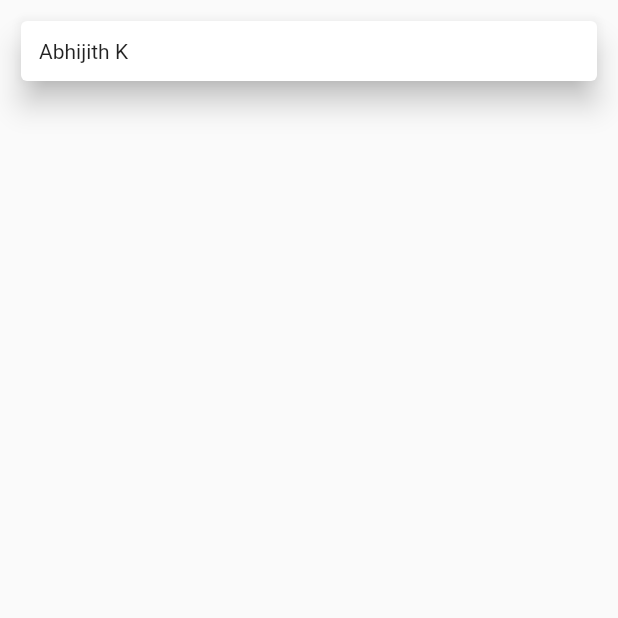
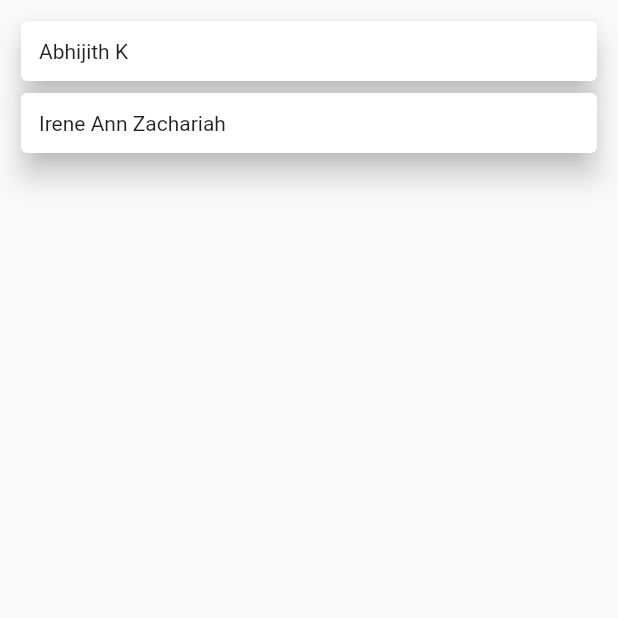
Before and after one commit to AbhijithKonnayil/flutter-bloc-demo, a Flutter app: the screen it shows after launch, on a phone screen of 412 x 824 dp, the top half of it. Run offline on Flutter 3.47's test engine with Material 2 defaults, Android fonts, the phone set to English and light mode, and no system bars; our stand-ins replace bloc, flutter_bloc.

Commit message:
create ireneanns bloc

```diff
--- a/lib/home_page.dart
+++ b/lib/home_page.dart
@@ -1,7 +1,9 @@
 import 'package:demo/home_bloc/home_bloc.dart';
+import 'package:demo/irene_bloc/irene_bloc.dart';
 import 'package:demo/pages/abhi_page.dart';
 import 'package:flutter/material.dart';
 import 'package:flutter_bloc/flutter_bloc.dart';
+import 'package:demo/pages/irene_page.dart';
 
 class HomePage extends StatefulWidget {
   @override
@@ -43,7 +45,10 @@ class _HomePageState extends State<HomePage> {
           GestureDetector(
             onTap: () {
               Navigator.push(
-                  context, MaterialPageRoute(builder: (p) => AbhiPage()));
+                  context,
+                  MaterialPageRoute(
+                    builder: (p) => AbhiPage(),
+                  ));
             },
             child: Card(
               elevation: 8,
@@ -52,7 +57,26 @@ class _HomePageState extends State<HomePage> {
                 child: Text("Abhijith K"),
               ),
             ),
-          )
+          ),
+          GestureDetector(
+            onTap: () {
+              BlocProvider<IreneBloc>(
+                create: (context) => IreneBloc(),
+              );
+              Navigator.push(context, MaterialPageRoute(
+                builder: (p)
+                  => IrenePage(),
+
+              ));
+            },
+            child: Card(
+              elevation: 8,
+              child: Padding(
+                padding: const EdgeInsets.all(12),
+                child: Text("Irene Ann Zachariah"),
+              ),
+            ),
+          ),
         ],
       ),
     );
--- /dev/null
+++ b/lib/irene_bloc/irene_bloc.dart
@@ -0,0 +1,22 @@
+import 'dart:async';
+
+import 'package:bloc/bloc.dart';
+import 'package:meta/meta.dart';
+
+part 'irene_event.dart';
+part 'irene_state.dart';
+
+class IreneBloc extends Bloc<IreneEvent, IreneState> {
+  IreneBloc() : super(IreneInitial());
+
+  @override
+  Stream<IreneState> mapEventToState(
+    IreneEvent event,
+  ) async* {
+    if (event is IreneEmailButtonClickedEvent)
+      yield IreneEmailLoadState();
+    else if (event is IrenePhoneButtonClickedEvent)
+      yield IrenePhoneLoadState();
+    else if (event is IreneBackButtonClickedEvent) yield IreneInitial();
+  }
+}
--- /dev/null
+++ b/lib/irene_bloc/irene_event.dart
@@ -0,0 +1,7 @@
+part of 'irene_bloc.dart';
+
+@immutable
+abstract class IreneEvent {}
+class IreneEmailButtonClickedEvent extends IreneEvent{}
+class IrenePhoneButtonClickedEvent extends IreneEvent{}
+class IreneBackButtonClickedEvent extends IreneEvent{}
--- /dev/null
+++ b/lib/irene_bloc/irene_state.dart
@@ -0,0 +1,10 @@
+part of 'irene_bloc.dart';
+
+@immutable
+abstract class IreneState {}
+
+class IreneInitial extends IreneState {}
+
+class IreneEmailLoadState extends IreneState {}
+
+class IrenePhoneLoadState extends IreneState {}
--- a/lib/main.dart
+++ b/lib/main.dart
@@ -5,30 +5,39 @@ import 'package:demo/pages/abhi_page.dart';
 import 'package:flutter/material.dart';
 import 'package:flutter_bloc/flutter_bloc.dart';
 import 'package:http/http.dart' as http;
+import 'package:demo/irene_bloc/irene_bloc.dart';
+import 'package:demo/pages/irene_page.dart';
 
-void main() {
-  runApp(MyApp());
-}
+void main() => runApp(MyApp());
 
 class MyApp extends StatelessWidget {
   // This widget is the root of your application.
   @override
   Widget build(BuildContext context) {
-    return MaterialApp(
-      title: 'Flutter Demo',
-      theme: ThemeData(
-        primarySwatch: Colors.blue,
-        visualDensity: VisualDensity.adaptivePlatformDensity,
+    return MultiBlocProvider(
+      providers: [
+        BlocProvider(
+          create: (BuildContext context) {
+            return HomeBloc();
+          },
+        ),
+        BlocProvider(
+          create: (BuildContext context) {
+            return AbhiBloc();
+          },
+        ),
+        BlocProvider(
+          create: (BuildContext context) {
+            return IreneBloc();
+          },
+        ),
+      ],
+      child: MaterialApp(
+        home:
+       PageView(
+        children: [HomePage(), AbhiPage(),IrenePage()],
+        )
       ),
-      home: MultiBlocProvider(
-          providers: [
-            BlocProvider<HomeBloc>(
-                create: (BuildContext context) => HomeBloc()),
-            BlocProvider<AbhiBloc>(create: (BuildContext context) => AbhiBloc())
-          ],
-          child: PageView(
-            children: [HomePage(), AbhiPage()],
-          )),
     );
   }
 }
--- a/lib/pages/abhi_page.dart
+++ b/lib/pages/abhi_page.dart
@@ -19,6 +19,7 @@ class _AbhiPageState extends State<AbhiPage> {
   @override
   Widget build(BuildContext context) {
     return Scaffold(
+
       body: Center(
         child: BlocBuilder<AbhiBloc, AbhiState>(builder: (context, state) {
           print(state);
```
Also changed, not shown: lib/pages/irene_page.dart (added, +72 -0 lines).
